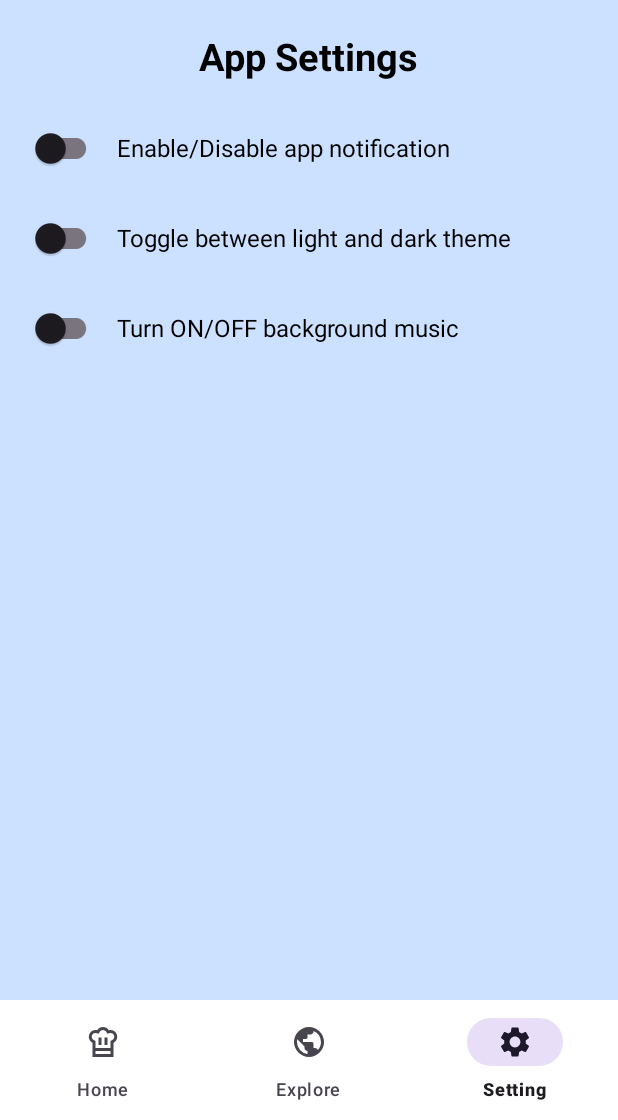
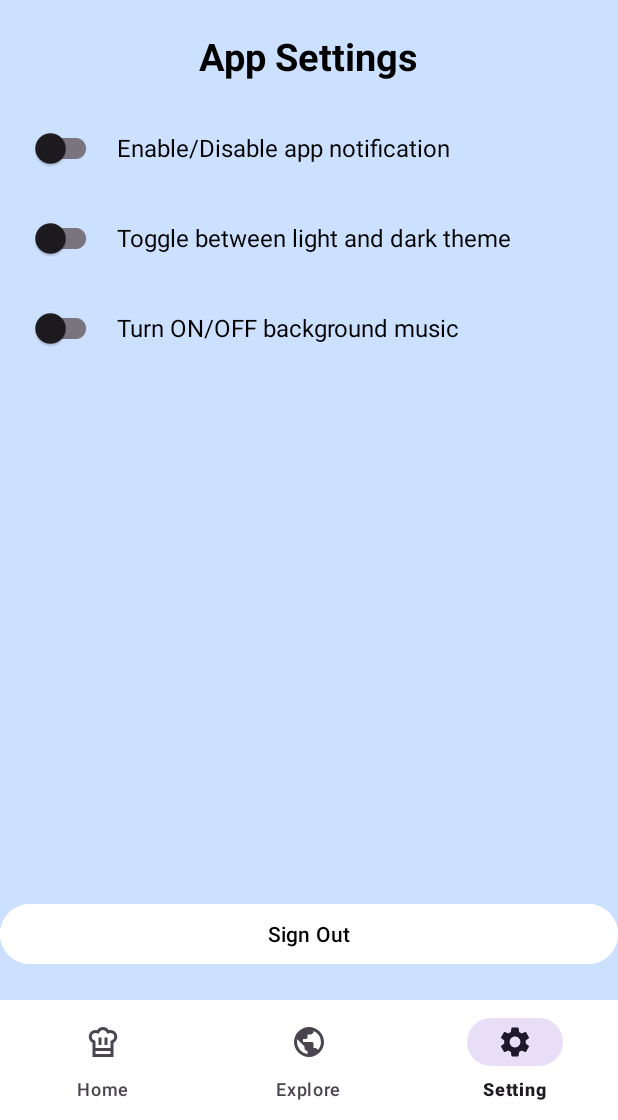
Before and after one commit to MohammedAdnan01/RecipeApp, an Android app built with Jetpack Compose: the SettingActivity screen opened directly, with no data from a screen before it, on a phone screen of 412 x 824 dp, the part 116-1236 px from its top. Run offline under Robolectric (Android 15) with nearby library versions, the phone set to English and light mode, and no system bars; our stand-ins replace Firebase (no records; nobody signed in at launch, a user with empty details on screens opened directly).

Commit message:
Updated the login option logic

```diff
--- a/SwiftBite/app/build.gradle.kts
+++ b/SwiftBite/app/build.gradle.kts
@@ -56,6 +56,7 @@ dependencies {
     implementation(libs.androidx.ui.tooling.preview)
     implementation(libs.androidx.material3)
     implementation(libs.firebase.messaging)
+    implementation(libs.firebase.messaging.ktx)
     testImplementation(libs.junit)
     androidTestImplementation(libs.androidx.junit)
     androidTestImplementation(libs.androidx.espresso.core)
--- a/SwiftBite/app/src/main/java/com/example/swiftbite/SettingActivity.kt
+++ b/SwiftBite/app/src/main/java/com/example/swiftbite/SettingActivity.kt
@@ -3,13 +3,25 @@ package com.example.swiftbite
 import android.app.ActivityOptions
 import android.content.Intent
 import android.os.Bundle
+import android.widget.Button
 import androidx.appcompat.app.AppCompatActivity
 import com.google.android.material.bottomnavigation.BottomNavigationView
+import com.google.firebase.auth.FirebaseAuth
 
 class SettingActivity : AppCompatActivity() {
+
+    private lateinit var auth: FirebaseAuth
+
     override fun onCreate(savedInstanceState: Bundle?) {
         super.onCreate(savedInstanceState)
         setContentView(R.layout.user_profile)
+
+        auth = FirebaseAuth.getInstance()
+
+        val signOutButton = findViewById<Button>(R.id.btn_sign_out)
+        signOutButton.setOnClickListener {
+            signOut()
+        }
 
         val bottomNav = findViewById<BottomNavigationView>(R.id.bottom_navigation)
 
@@ -37,4 +49,12 @@ class SettingActivity : AppCompatActivity() {
             false
         }
     }
+
+    private fun signOut() {
+        auth.signOut()  // Sign out from Firebase
+        // Navigate back to LoginActivity after sign-out
+        val intent = Intent(this, LoginOptionsActivity::class.java)
+        startActivity(intent)
+        finish()  // Optional: close the current activity
+    }
 }
--- a/SwiftBite/app/src/main/res/layout/login_options.xml
+++ b/SwiftBite/app/src/main/res/layout/login_options.xml
@@ -39,7 +39,7 @@
         android:id="@+id/signInButton"
         android:layout_width="250dp"
         android:layout_height="wrap_content"
-        android:text="Sign-In"
+        android:text="Sign In"
         android:textSize="22sp"
         android:padding="15dp"
         android:backgroundTint="#FFFFFF"
@@ -50,7 +50,7 @@
         android:id="@+id/signUpButton"
         android:layout_width="250dp"
         android:layout_height="wrap_content"
-        android:text="Sign-Up"
+        android:text="Sign Up"
         android:textSize="22sp"
         android:padding="15dp"
         android:backgroundTint="#FFFFFF"
--- a/SwiftBite/app/src/main/res/layout/user_profile.xml
+++ b/SwiftBite/app/src/main/res/layout/user_profile.xml
@@ -105,6 +105,16 @@
         </LinearLayout>
     </LinearLayout>
 
+    <Button
+        android:id="@+id/btn_sign_out"
+        android:layout_width="match_parent"
+        android:layout_height="wrap_content"
+        android:text="Sign Out"
+        android:backgroundTint="#FFFFFF"
+        android:textColor="#000000"
+        android:layout_marginTop="20dp"
+        android:layout_marginBottom="20dp" />
+
     <com.google.android.material.bottomnavigation.BottomNavigationView
         android:id="@+id/bottom_navigation"
         android:layout_width="match_parent"
--- a/SwiftBite/gradle/libs.versions.toml
+++ b/SwiftBite/gradle/libs.versions.toml
@@ -20,6 +20,7 @@ lifecycleRuntimeKtx = "2.8.7"
 activityCompose = "1.10.1"
 composeBom = "2024.04.01"
 firebaseMessaging = "24.1.1"
+firebaseMessagingKtx = "24.1.1"
 
 [libraries]
 androidx-core-ktx = { group = "androidx.core", name = "core-ktx", version.ref = "coreKtx" }
@@ -47,6 +48,7 @@ androidx-material3 = { group = "androidx.compose.material3", name = "material3"
 picasso = { module = "com.squareup.picasso:picasso", version.ref = "picasso" }
 retrofit = { module = "com.squareup.retrofit2:retrofit", version.ref = "retrofit" }
 firebase-messaging = { group = "com.google.firebase", name = "firebase-messaging", version.ref = "firebaseMessaging" }
+firebase-messaging-ktx = { group = "com.google.firebase", name = "firebase-messaging-ktx", version.ref = "firebaseMessagingKtx" }
 
 [plugins]
 android-application = { id = "com.android.application", version.ref = "agp" }
```
Also changed, not shown: SwiftBite/app/src/main/java/com/example/swiftbite/LoginActivity.kt (+21 -5 lines), SwiftBite/app/src/main/java/com/example/swiftbite/MainActivity.kt (+29 -30 lines).
